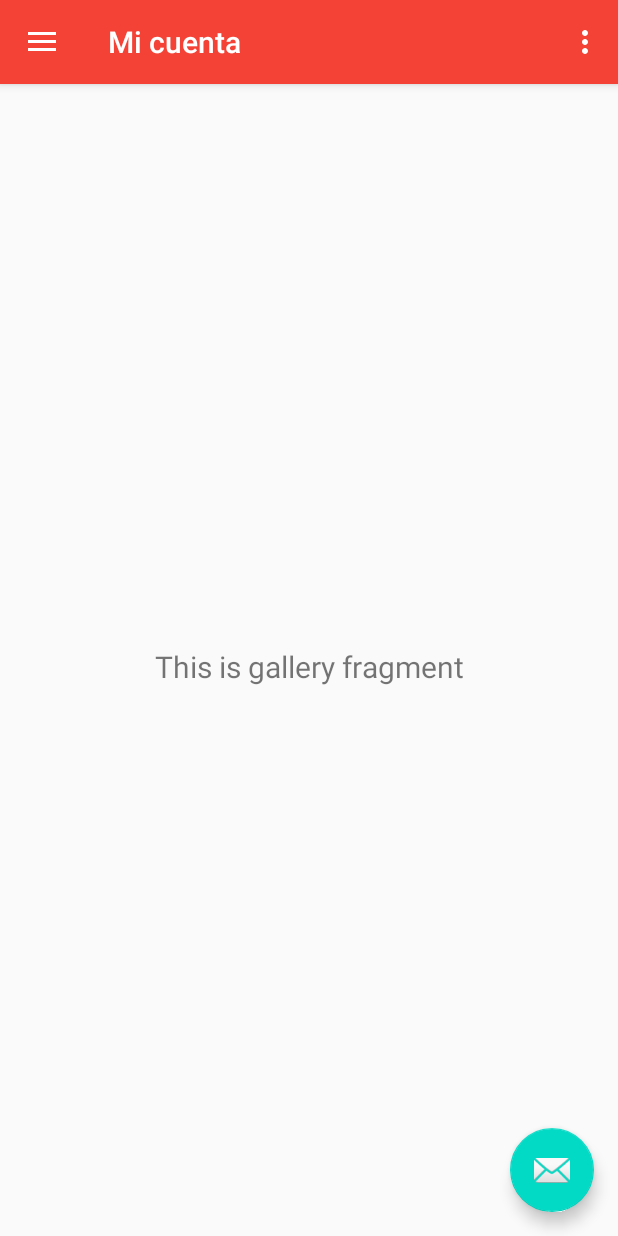
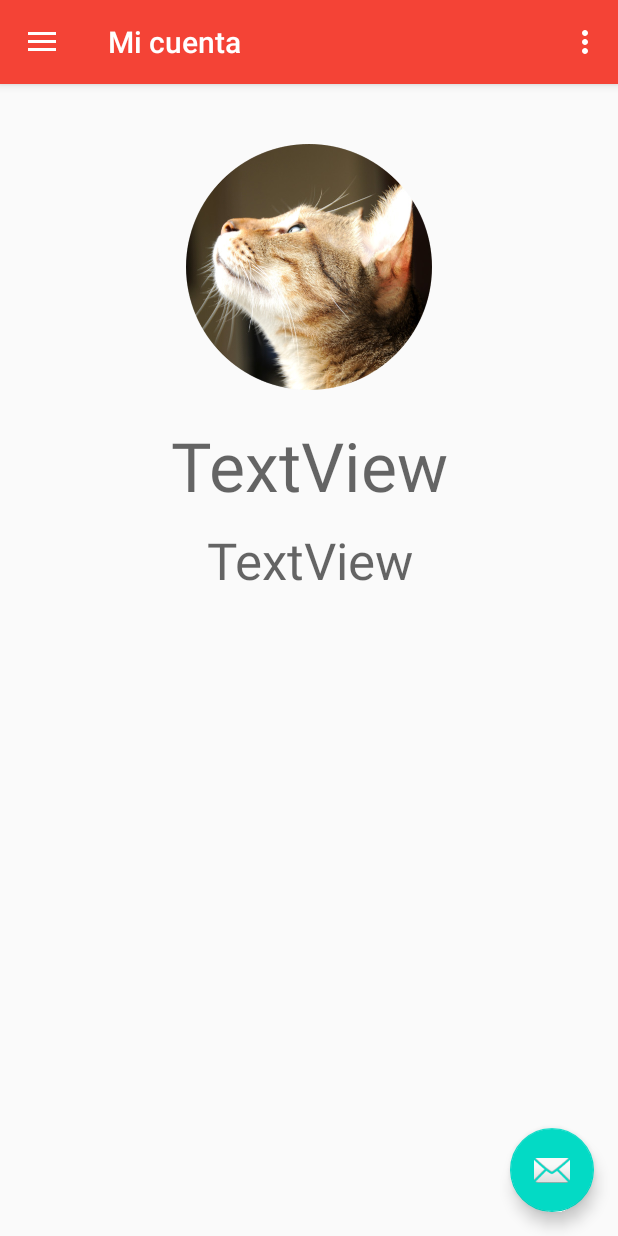
Before and after one commit to angelsimon/PAII-TP3, an Android app: the AppActivity screen opened directly, with no data from a screen before it, in the side drawer, after a tap on "Mi cuenta", on a phone screen of 412 x 824 dp. Run offline under Robolectric (Android 15) with nearby library versions, the phone set to English and light mode, and no system bars; our stand-ins replace navigation-ui; 3 statements that could not run were skipped.

Commit message:
Mi cuenta
Muestra la info del usuario logueado, un avatar inventado.
TODO: Mostrar los últimos logins.

```diff
--- a/app/src/main/AndroidManifest.xml
+++ b/app/src/main/AndroidManifest.xml
@@ -10,7 +10,7 @@
         android:supportsRtl="true"
         android:theme="@style/AppTheme">
         <activity
-            android:name=".EstacionamientoActivity"
+            android:name=".AppActivity"
             android:label="@string/title_activity_estacionamiento"
             android:theme="@style/AppTheme.NoActionBar"></activity>
         <activity android:name=".RegistrarActivity" />
--- a/app/src/main/java/com/grupo06/tp03/EstacionamientoActivity.java
+++ b/app/src/main/java/com/grupo06/tp03/AppActivity.java
@@ -19,7 +19,7 @@ import androidx.appcompat.widget.Toolbar;
 
 import models.UsuarioModel;
 
-public class EstacionamientoActivity extends AppCompatActivity {
+public class AppActivity extends AppCompatActivity {
     UsuarioModel user;
     TextView lblNombreUsuario_Nav, lblMail_Nav;
     private AppBarConfiguration mAppBarConfiguration;
@@ -38,14 +38,14 @@ public class EstacionamientoActivity extends AppCompatActivity {
         }
         Toolbar toolbar = findViewById(R.id.toolbar);
         setSupportActionBar(toolbar);
-        FloatingActionButton fab = findViewById(R.id.fab);
+       /* FloatingActionButton fab = findViewById(R.id.fab);
         fab.setOnClickListener(new View.OnClickListener() {
             @Override
             public void onClick(View view) {
                 Snackbar.make(view, "Replace with your own action", Snackbar.LENGTH_LONG)
                         .setAction("Action", null).show();
             }
-        });
+        });*/
         DrawerLayout drawer = findViewById(R.id.drawer_layout);
         NavigationView navigationView = findViewById(R.id.nav_view);
         // Passing each menu ID as a set of Ids because each
@@ -91,7 +91,9 @@ public class EstacionamientoActivity extends AppCompatActivity {
         catch(Exception ex){
             ex.printStackTrace();
         }
-
+    }
+    public UsuarioModel getUser(){
+        return user;
     }
 
 
--- a/app/src/main/java/com/grupo06/tp03/MainActivity.java
+++ b/app/src/main/java/com/grupo06/tp03/MainActivity.java
@@ -9,9 +9,6 @@ import android.view.View;
 import android.widget.EditText;
 import android.widget.Toast;
 
-import java.util.Objects;
-
-import classes.Validaciones;
 import controllers.UsuarioController;
 import models.UsuarioModel;
 
@@ -43,7 +40,7 @@ public class MainActivity extends AppCompatActivity {
                 if(validate()) {
                     UsuarioModel user = UsuarioController.usuarioExiste(bindData(), this);
                     if(!(user.getId() == -1)){
-                        Intent i = new Intent(this, EstacionamientoActivity.class);
+                        Intent i = new Intent(this, AppActivity.class);
                         i.putExtra("Usuario", user);
                         startActivity(i);
                     }
--- a/app/src/main/java/com/grupo06/tp03/RegistrarActivity.java
+++ b/app/src/main/java/com/grupo06/tp03/RegistrarActivity.java
@@ -4,7 +4,6 @@ import androidx.appcompat.app.AppCompatActivity;
 
 import android.os.Bundle;
 import android.view.View;
-import android.widget.Button;
 import android.widget.EditText;
 import android.widget.Toast;
 
@@ -40,8 +39,8 @@ public class RegistrarActivity extends AppCompatActivity {
     }
 
     private void bindControls(){
-        this.txtNombreUsuario = (EditText) findViewById(R.id.txtNombreUsuario);
-        this.txtMail = (EditText) findViewById(R.id.txtMail);
+        this.txtNombreUsuario = (EditText) findViewById(R.id.txtNombreUsuario_mc);
+        this.txtMail = (EditText) findViewById(R.id.txtMail_mc);
         this.txtClave = (EditText) findViewById(R.id.txtPassword);
         this.txtRepetirClave = (EditText) findViewById(R.id.txtRepetir);
     }
--- a/app/src/main/java/com/grupo06/tp03/ui/gallery/GalleryFragment.java
+++ b/app/src/main/java/com/grupo06/tp03/ui/gallery/GalleryFragment.java
@@ -7,15 +7,16 @@ import android.view.ViewGroup;
 import android.widget.TextView;
 
 import androidx.annotation.NonNull;
-import androidx.annotation.Nullable;
 import androidx.fragment.app.Fragment;
-import androidx.lifecycle.Observer;
 import androidx.lifecycle.ViewModelProviders;
 
+import com.grupo06.tp03.AppActivity;
 import com.grupo06.tp03.R;
 
+import models.UsuarioModel;
+
 public class GalleryFragment extends Fragment {
-
+    private TextView txtNombreUsuario, txtMail;
     private GalleryViewModel galleryViewModel;
 
     public View onCreateView(@NonNull LayoutInflater inflater,
@@ -23,13 +24,27 @@ public class GalleryFragment extends Fragment {
         galleryViewModel =
                 ViewModelProviders.of(this).get(GalleryViewModel.class);
         View root = inflater.inflate(R.layout.fragment_gallery, container, false);
-        final TextView textView = root.findViewById(R.id.text_gallery);
+        /*final TextView textView = root.findViewById(R.id.text_gallery);
         galleryViewModel.getText().observe(getViewLifecycleOwner(), new Observer<String>() {
             @Override
             public void onChanged(@Nullable String s) {
                 textView.setText(s);
             }
-        });
+        });*/
+        bindControls(root);
+        bindData();
         return root;
     }
+
+    private void bindControls(View root){
+        this.txtNombreUsuario = (TextView) root.findViewById(R.id.txtNombreUsuario_mc);
+        this.txtMail = (TextView) root.findViewById(R.id.txtMail_mc);
+    }
+    private void bindData(){
+        AppActivity app = (AppActivity) getActivity();
+        UsuarioModel user = app.getUser();
+        txtNombreUsuario.setText(user.getNombreusuario());
+        txtMail.setText(user.getMail());
+    }
+
 }
--- a/app/src/main/res/layout/activity_registrar.xml
+++ b/app/src/main/res/layout/activity_registrar.xml
@@ -45,7 +45,7 @@
             </LinearLayout>
 
             <EditText
-                android:id="@+id/txtNombreUsuario"
+                android:id="@+id/txtNombreUsuario_mc"
                 android:layout_width="match_parent"
                 android:layout_height="wrap_content"
                 android:layout_marginLeft="16dp"
@@ -56,7 +56,7 @@
                 android:inputType="textPersonName" />
 
             <EditText
-                android:id="@+id/txtMail"
+                android:id="@+id/txtMail_mc"
                 android:layout_width="match_parent"
                 android:layout_height="wrap_content"
                 android:layout_marginLeft="16dp"
--- a/app/src/main/res/layout/app_bar_main.xml
+++ b/app/src/main/res/layout/app_bar_main.xml
@@ -4,7 +4,7 @@
     xmlns:tools="http://schemas.android.com/tools"
     android:layout_width="match_parent"
     android:layout_height="match_parent"
-    tools:context=".EstacionamientoActivity">
+    tools:context=".AppActivity">
 
     <com.google.android.material.appbar.AppBarLayout
         android:layout_width="match_parent"
--- a/app/src/main/res/layout/fragment_gallery.xml
+++ b/app/src/main/res/layout/fragment_gallery.xml
@@ -6,17 +6,44 @@
     android:layout_height="match_parent"
     tools:context=".ui.gallery.GalleryFragment">
 
-    <TextView
-        android:id="@+id/text_gallery"
+    <ScrollView
         android:layout_width="match_parent"
-        android:layout_height="wrap_content"
-        android:layout_marginStart="8dp"
-        android:layout_marginTop="8dp"
-        android:layout_marginEnd="8dp"
-        android:textAlignment="center"
-        android:textSize="20sp"
-        app:layout_constraintBottom_toBottomOf="parent"
-        app:layout_constraintEnd_toEndOf="parent"
-        app:layout_constraintStart_toStartOf="parent"
-        app:layout_constraintTop_toTopOf="parent" />
+        android:layout_height="match_parent">
+
+        <LinearLayout
+            android:layout_width="match_parent"
+            android:layout_height="wrap_content"
+            android:orientation="vertical" >
+
+            <Space
+                android:layout_width="match_parent"
+                android:layout_height="40dp" />
+
+            <ImageView
+                android:id="@+id/imageView3"
+                android:layout_width="match_parent"
+                android:layout_height="164dp"
+                app:srcCompat="@drawable/cat_cropped"
+                tools:src="@drawable/cat_cropped" />
+
+            <TextView
+                android:id="@+id/txtNombreUsuario_mc"
+                android:layout_width="match_parent"
+                android:layout_height="wrap_content"
+                android:layout_marginTop="20dp"
+                android:gravity="center_horizontal"
+                android:text="TextView"
+                android:textAppearance="@style/TextAppearance.AppCompat.Display2" />
+
+            <TextView
+                android:id="@+id/txtMail_mc"
+                android:layout_width="match_parent"
+                android:layout_height="wrap_content"
+                android:layout_marginTop="10dp"
+                android:gravity="center"
+                android:text="TextView"
+                android:textAppearance="@style/TextAppearance.AppCompat.Display1" />
+        </LinearLayout>
+    </ScrollView>
+
 </androidx.constraintlayout.widget.ConstraintLayout>
--- a/app/src/main/res/layout/nav_header_main.xml
+++ b/app/src/main/res/layout/nav_header_main.xml
@@ -14,11 +14,11 @@
 
     <ImageView
         android:id="@+id/imageView"
-        android:layout_width="wrap_content"
-        android:layout_height="wrap_content"
+        android:layout_width="64dp"
+        android:layout_height="64dp"
         android:contentDescription="@string/nav_header_desc"
         android:paddingTop="@dimen/nav_header_vertical_spacing"
-        app:srcCompat="@mipmap/ic_launcher_round" />
+        app:srcCompat="@drawable/cat_cropped" />
 
     <TextView
         android:id="@+id/lblNombreUsuario_Nav"
```
Also changed, not shown: app/src/main/java/com/grupo06/tp03/ui/slideshow/SlideshowFragment.java (deleted, +0 -35 lines), app/src/main/java/com/grupo06/tp03/ui/slideshow/SlideshowViewModel.java (deleted, +0 -19 lines), app/src/main/res/layout/fragment_slideshow.xml (deleted, +0 -22 lines), app/src/main/res/drawable/cat_cropped.png (added).
